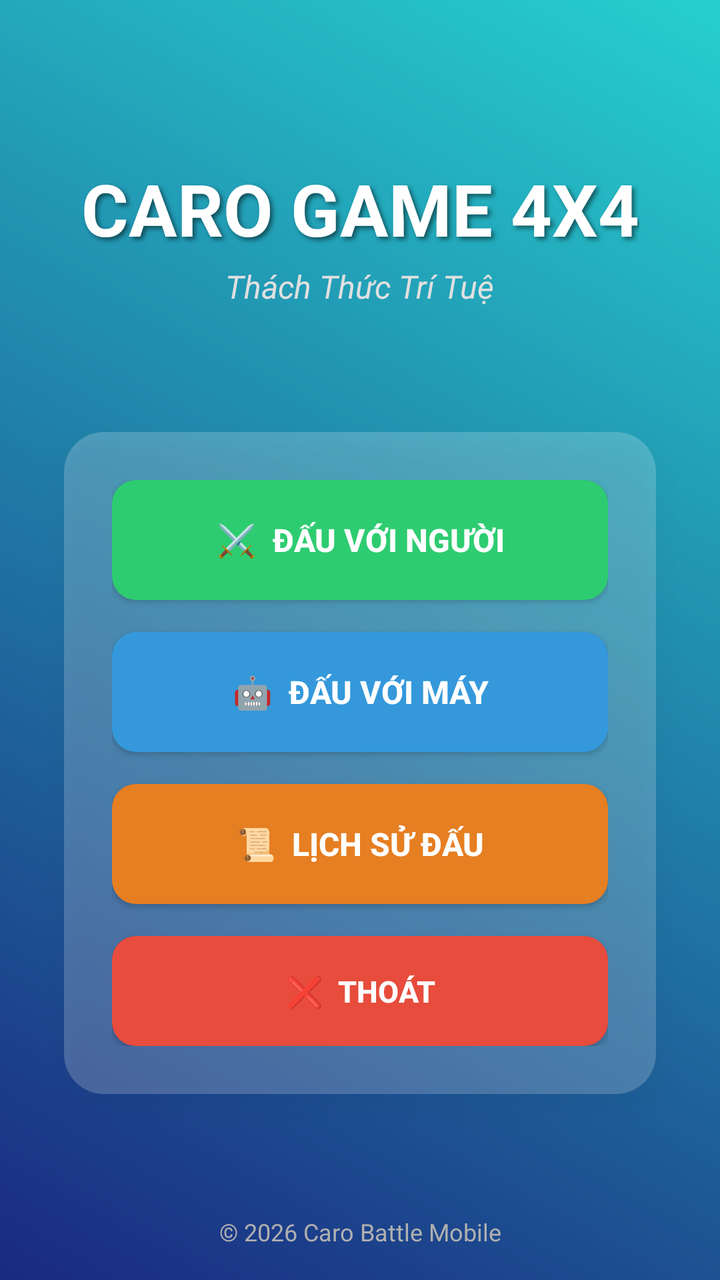
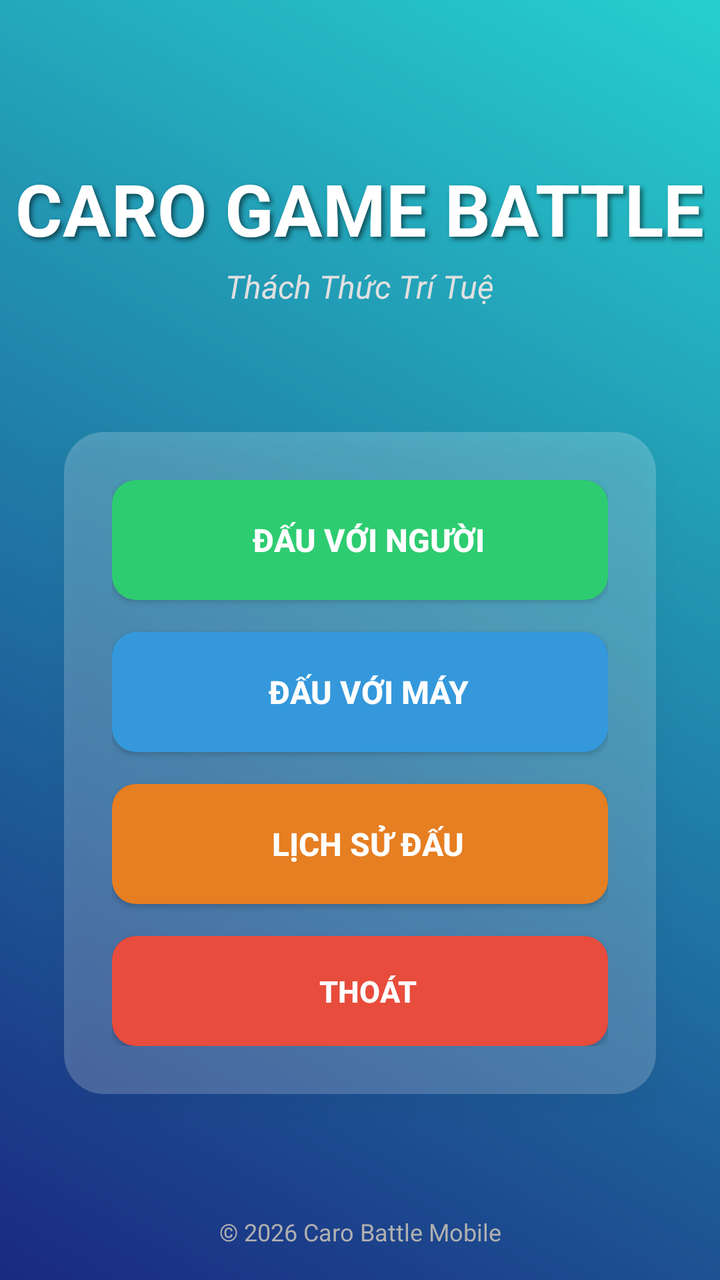

Two renders of the same Android screen: before a commit and after it. Below are the layout's source before the change and the commit's diff.
<!-- AndroidManifest.xml: application theme Theme.CaroBattle -->
<!-- res/layout/activity_main.xml -->
<?xml version="1.0" encoding="utf-8"?>
<androidx.constraintlayout.widget.ConstraintLayout xmlns:android="http://schemas.android.com/apk/res/android"
    xmlns:app="http://schemas.android.com/apk/res-auto"
    xmlns:tools="http://schemas.android.com/tools"
    android:id="@+id/main"
    android:layout_width="match_parent"
    android:layout_height="match_parent"
    tools:context=".MainActivity">

    <View
        android:id="@+id/backgroundView"
        android:layout_width="match_parent"
        android:layout_height="match_parent"
        android:background="@drawable/main_background_gradient" />

    <LinearLayout
        android:id="@+id/layoutTitle"
        android:layout_width="wrap_content"
        android:layout_height="wrap_content"
        android:layout_marginTop="80dp"
        android:gravity="center"
        android:orientation="vertical"
        app:layout_constraintEnd_toEndOf="parent"
        app:layout_constraintStart_toStartOf="parent"
        app:layout_constraintTop_toTopOf="parent">

        <TextView
            android:id="@+id/tvTitle"
            android:layout_width="wrap_content"
            android:layout_height="wrap_content"
            android:shadowColor="#80000000"
            android:shadowDx="4"
            android:shadowDy="4"
            android:shadowRadius="6"
            android:text="CARO GAME 4X4"
            android:textColor="#FFFFFF"
            android:textSize="36sp"
            android:textStyle="bold" />

        <TextView
            android:id="@+id/tvGameSubTitle"
            android:layout_width="wrap_content"
            android:layout_height="wrap_content"
            android:layout_marginTop="4dp"
            android:text="Thách Thức Trí Tuệ"
            android:textColor="#E0E0E0"
            android:textSize="16sp"
            android:textStyle="italic" />
    </LinearLayout>

    <LinearLayout
        android:layout_width="0dp"
        android:layout_height="wrap_content"
        android:layout_marginHorizontal="32dp"
        android:background="@drawable/menu_container_bg"
        android:elevation="8dp"
        android:orientation="vertical"
        android:padding="24dp"
        android:gravity="center"
        app:layout_constraintBottom_toBottomOf="parent"
        app:layout_constraintEnd_toEndOf="parent"
        app:layout_constraintStart_toStartOf="parent"
        app:layout_constraintTop_toBottomOf="@+id/layoutTitle"
        app:layout_constraintVertical_bias="0.4">

        <androidx.appcompat.widget.AppCompatButton
            android:id="@+id/btnPvP"
            android:layout_width="match_parent"
            android:layout_height="60dp"
            android:layout_marginBottom="16dp"
            android:background="@drawable/btn_pvp_bg"
            android:text="⚔️  Đấu với Người"
            android:textColor="#FFFFFF"
            android:textSize="16sp"
            android:textStyle="bold" />

        <androidx.appcompat.widget.AppCompatButton
            android:id="@+id/btnPvE"
            android:layout_width="match_parent"
            android:layout_height="60dp"
            android:layout_marginBottom="16dp"
            android:background="@drawable/btn_pve_bg"
            android:text="🤖  Đấu với Máy"
            android:textColor="#FFFFFF"
            android:textSize="16sp"
            android:textStyle="bold" />

        <androidx.appcompat.widget.AppCompatButton
            android:id="@+id/btnHistory"
            android:layout_width="match_parent"
            android:layout_height="60dp"
            android:layout_marginBottom="16dp"
            android:background="@drawable/btn_history_bg"
            android:text="📜  Lịch sử đấu"
            android:textColor="#FFFFFF"
            android:textSize="16sp"
            android:textStyle="bold" />

        <androidx.appcompat.widget.AppCompatButton
            android:id="@+id/btnExit"
            android:layout_width="match_parent"
            android:layout_height="55dp"
            android:background="@drawable/btn_exit_bg"
            android:text="❌  Thoát"
            android:textColor="#FFFFFF"
            android:textSize="15sp"
            android:textStyle="bold" />
    </LinearLayout>

    <TextView
        android:layout_width="wrap_content"
        android:layout_height="wrap_content"
        android:layout_marginBottom="16dp"
        android:text="© 2026 Caro Battle Mobile"
        android:textColor="#B0B0B0"
        android:textSize="12sp"
        app:layout_constraintBottom_toBottomOf="parent"
        app:layout_constraintEnd_toEndOf="parent"
        app:layout_constraintStart_toStartOf="parent" />

</androidx.constraintlayout.widget.ConstraintLayout>
<!-- resources referenced by this layout -->
<resources>
  <!-- drawable btn_exit_bg (drawable) -->
  <?xml version="1.0" encoding="utf-8"?>
  <shape xmlns:android="http://schemas.android.com/apk/res/android"
      android:shape="rectangle">
      <solid android:color="#E74C3C" />
      <corners android:radius="12dp" />
  </shape>
  <!-- drawable btn_history_bg (drawable) -->
  <?xml version="1.0" encoding="utf-8"?>
  <shape xmlns:android="http://schemas.android.com/apk/res/android"
      android:shape="rectangle">
  
      <solid android:color="#E67E22" />
      <corners android:radius="12dp" />
  
  </shape>
  <!-- drawable btn_pve_bg (drawable) -->
  <?xml version="1.0" encoding="utf-8"?>
  <shape xmlns:android="http://schemas.android.com/apk/res/android"
      android:shape="rectangle">
      <solid android:color="#3498DB" />
      <corners android:radius="12dp" />
  </shape>
  <!-- drawable btn_pvp_bg (drawable) -->
  <?xml version="1.0" encoding="utf-8"?>
  <shape xmlns:android="http://schemas.android.com/apk/res/android"
      android:shape="rectangle">
      <solid android:color="#2ECC71" />
      <corners android:radius="12dp" />
  </shape>
  <!-- drawable main_background_gradient (drawable) -->
  <?xml version="1.0" encoding="utf-8"?>
  <shape xmlns:android="http://schemas.android.com/apk/res/android"
      android:shape="rectangle">
  
      <gradient
          android:startColor="#1A2980"
          android:endColor="#26D0CE"
          android:angle="45" />
  
  </shape>
  <!-- drawable menu_container_bg (drawable) -->
  <?xml version="1.0" encoding="utf-8"?>
  <shape xmlns:android="http://schemas.android.com/apk/res/android"
      android:shape="rectangle">
      <solid android:color="#33FFFFFF" /> <corners android:radius="20dp" />
  </shape>
  <style name="Theme.CaroBattle" parent="Base.Theme.CaroBattle" />
  <style name="Base.Theme.CaroBattle" parent="Theme.Material3.DayNight.NoActionBar">
          
          
      </style>
</resources>

<!-- the commit's change to res/layout/activity_main.xml (unified diff, before → after) -->
@@ -32,7 +32,7 @@
             android:shadowDx="4"
             android:shadowDy="4"
             android:shadowRadius="6"
-            android:text="CARO GAME 4X4"
+            android:text="CARO GAME BATTLE"
             android:textColor="#FFFFFF"
             android:textSize="36sp"
             android:textStyle="bold" />
@@ -69,7 +69,7 @@
             android:layout_height="60dp"
             android:layout_marginBottom="16dp"
             android:background="@drawable/btn_pvp_bg"
-            android:text="⚔️  Đấu với Người"
+            android:text="  Đấu với Người"
             android:textColor="#FFFFFF"
             android:textSize="16sp"
             android:textStyle="bold" />
@@ -80,7 +80,7 @@
             android:layout_height="60dp"
             android:layout_marginBottom="16dp"
             android:background="@drawable/btn_pve_bg"
-            android:text="🤖  Đấu với Máy"
+            android:text="  Đấu với Máy"
             android:textColor="#FFFFFF"
             android:textSize="16sp"
             android:textStyle="bold" />
@@ -91,7 +91,7 @@
             android:layout_height="60dp"
             android:layout_marginBottom="16dp"
             android:background="@drawable/btn_history_bg"
-            android:text="📜  Lịch sử đấu"
+            android:text="  Lịch sử đấu"
             android:textColor="#FFFFFF"
             android:textSize="16sp"
             android:textStyle="bold" />
@@ -101,7 +101,7 @@
             android:layout_width="match_parent"
             android:layout_height="55dp"
             android:background="@drawable/btn_exit_bg"
-            android:text="❌  Thoát"
+            android:text="  Thoát"
             android:textColor="#FFFFFF"
             android:textSize="15sp"
             android:textStyle="bold" />
